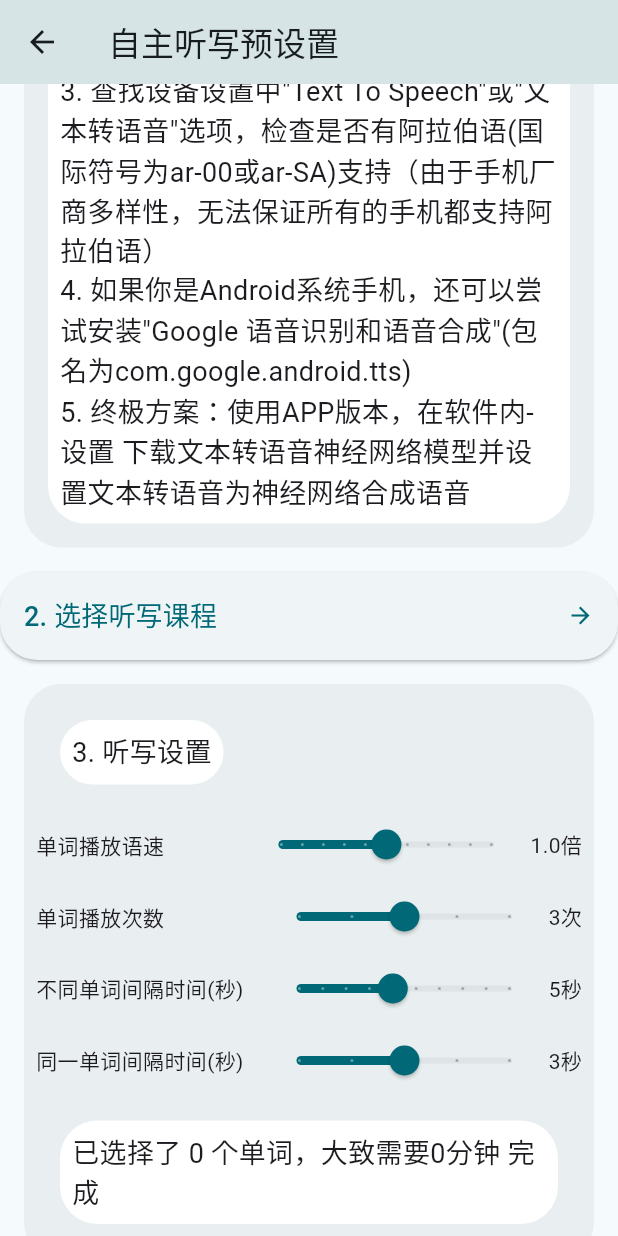
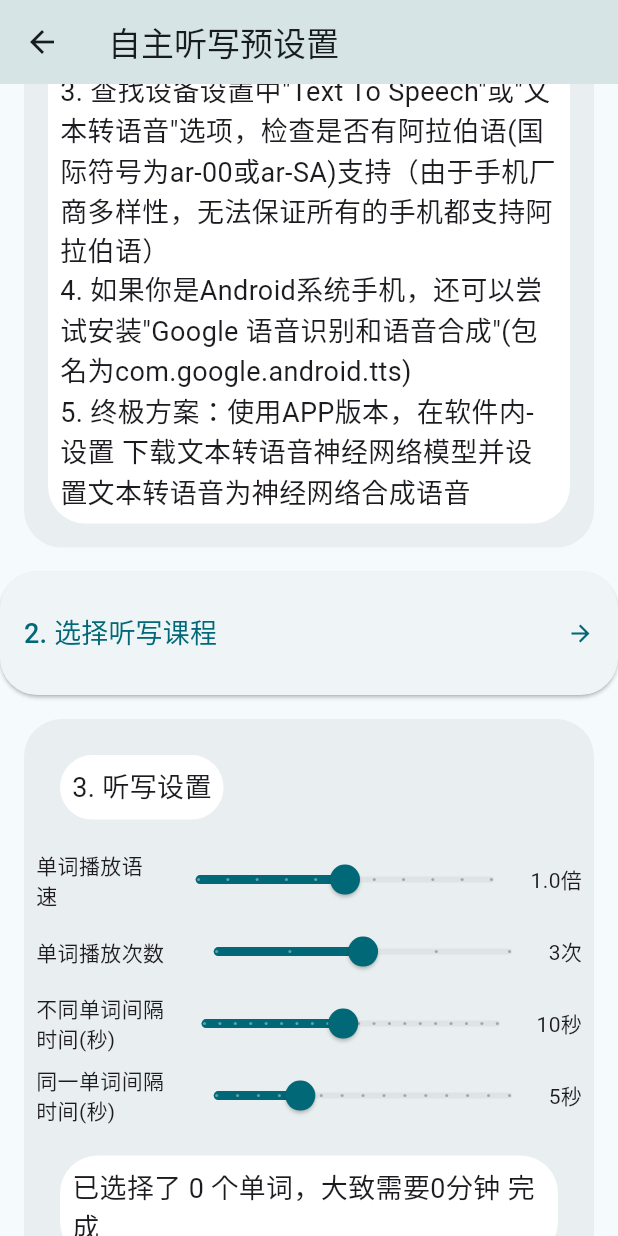
Before and after one commit to OctagonalStar/arabic_learning, a Flutter app: the ForeListeningSettingPage screen opened directly, scrolled down 576 dp, on a phone screen of 412 x 824 dp. Run offline on Flutter 3.47's test engine with Material 3 defaults, Android fonts, the phone set to English and light mode, and no system bars; our stand-ins replace convex_bottom_bar, dio, file_picker, flutter_tts, google_fonts, just_audio and 1 more; missing offline and left inert: sherpa_onnx, window_manager; accounts and stored records are empty.

Commit message:
change the acceptable value range of listing-writing test(because i tested the short duration :( )
Signed-off-by: OctagonalStar <76486554+OctagonalStar@users.noreply.github.com>

```diff
--- a/lib/sub_pages_builder/test_pages/listening_test_page.dart
+++ b/lib/sub_pages_builder/test_pages/listening_test_page.dart
@@ -12,8 +12,9 @@ class ForeListeningSettingPage extends StatelessWidget {
   Widget build(BuildContext context) {
     double playRate = 1.0;
     int playTimes = 3;
-    int interval = 3;
-    int intervalBetweenWords = 5;
+    int interval = 5;
+    int intervalBetweenWords = 10;
+    MediaQueryData mediaQuery = MediaQuery.of(context);
     return Scaffold(
       appBar: AppBar(
         title: Text('自主听写预设置'),
@@ -47,7 +48,7 @@ class ForeListeningSettingPage extends StatelessWidget {
             ElevatedButton(
               style: ElevatedButton.styleFrom(
                 padding: EdgeInsets.all(16.0),
-                minimumSize: Size.fromHeight(50.0),
+                minimumSize: Size.fromHeight(mediaQuery.size.height * 0.1),
                 shape: RoundedRectangleBorder(
                   borderRadius: StaticsVar.br,
                 ),
@@ -92,7 +93,9 @@ class ForeListeningSettingPage extends StatelessWidget {
                       Row(
                         children: [
                           Expanded(child: Text("单词播放语速")),
-                          Slider(
+                          SizedBox(
+                            width: mediaQuery.size.width * 0.6,
+                            child: Slider(
                               value: playRate,
                               min: 0.5,
                               max: 1.5,
@@ -104,13 +107,16 @@ class ForeListeningSettingPage extends StatelessWidget {
                                 });
                               }
                             ),
+                          ),
                           Text("${playRate.toStringAsFixed(1)}倍"),
                         ],
                       ),
                       Row(
                         children: [
                           Expanded(child: Text("单词播放次数")),
-                          Slider(
+                          SizedBox(
+                            width: mediaQuery.size.width * 0.6,
+                            child: Slider(
                               value: playTimes.toDouble(),
                               min: 1,
                               max: 5,
@@ -122,17 +128,20 @@ class ForeListeningSettingPage extends StatelessWidget {
                                 });
                               }
                             ),
+                          ),
                           Text("${playTimes.toString()}次"),
                         ]
                       ),
                       Row(
                         children: [
                           Expanded(child: Text("不同单词间隔时间(秒)")),
-                          Slider(
+                          SizedBox(
+                            width: mediaQuery.size.width * 0.6,
+                            child: Slider(
                               value: intervalBetweenWords.toDouble(),
                               min: 1,
-                            max: 10,
-                            divisions: 9,
+                              max: 20,
+                              divisions: 19,
                               label: intervalBetweenWords.toString(),
                               onChanged: (double value) {
                                 setLocalState(
@@ -142,17 +151,20 @@ class ForeListeningSettingPage extends StatelessWidget {
                                 );
                               }
                             ),
+                          ),
                           Text("${intervalBetweenWords.toString()}秒"),
                         ]
                       ),
                       Row(
                         children: [
                           Expanded(child: Text("同一单词间隔时间(秒)")),
-                          Slider(
+                          SizedBox(
+                            width: mediaQuery.size.width * 0.6,
+                            child: Slider(
                               value: interval.toDouble(),
                               min: 1,
-                            max: 5,
-                            divisions: 4,
+                              max: 15,
+                              divisions: 14,
                               label: interval.toString(),
                               onChanged: (double value) {
                                 setLocalState(
@@ -161,6 +173,7 @@ class ForeListeningSettingPage extends StatelessWidget {
                                   }
                                 );
                               }
+                            ),
                           ),
                           Text("${interval.toString()}秒"),
                         ]
```
Lines whose indentation alone changed are shown as unchanged.
